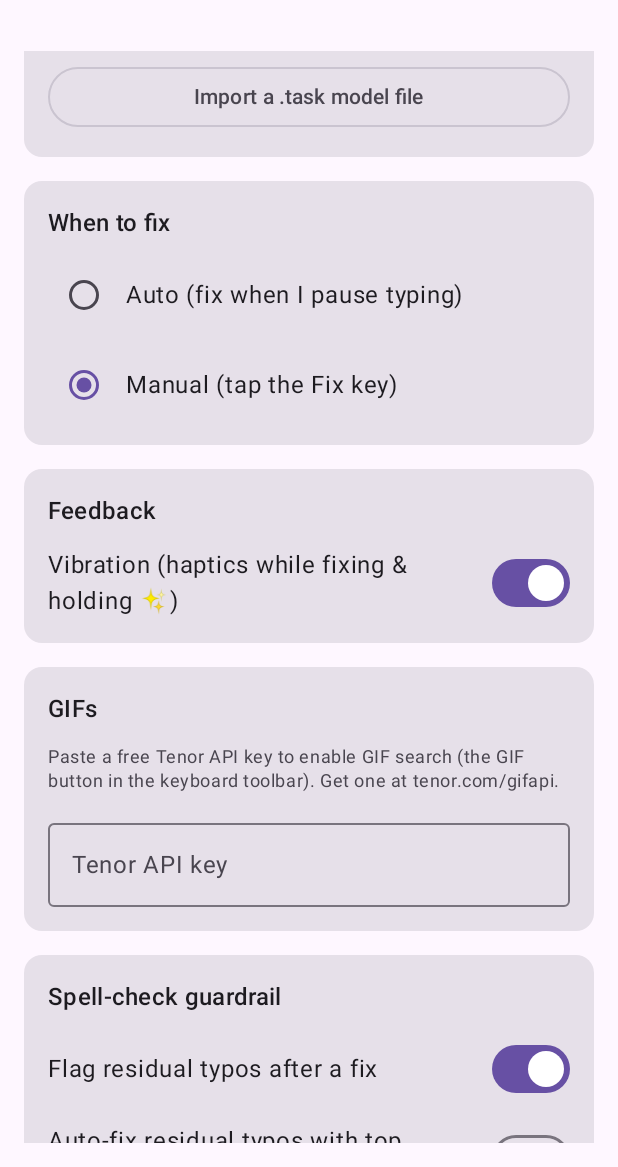
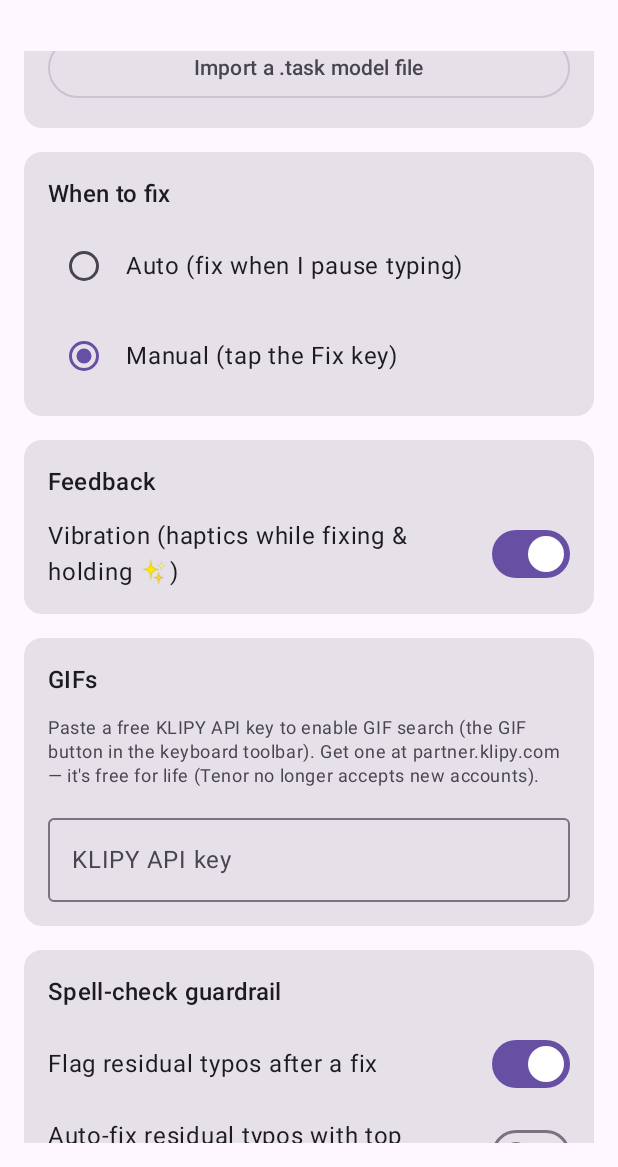
Before and after one commit to dsalehipour/TypeFix, an Android app built with Jetpack Compose: the screen it shows after launch (SettingsActivity), on a phone screen of 412 x 824 dp, the part 69-1236 px from its top. Run offline under Robolectric (Android 15) with nearby library versions, the phone set to English and light mode, and no system bars; pictures from the network do not load.

Commit message:
Switch GIF search from Tenor to KLIPY
Tenor no longer accepts new API accounts. KLIPY is a lifetime-free,
Tenor-compatible GIF API (same v2 endpoints + media_formats response), so
only the base URL and key labels change. Renames the setting to a KLIPY key.

Co-authored-by: Cursor <cursoragent@cursor.com>

```diff
--- a/android/app/src/main/java/com/typefix/keyboard/ime/TypeFixImeService.kt
+++ b/android/app/src/main/java/com/typefix/keyboard/ime/TypeFixImeService.kt
@@ -264,16 +264,16 @@ class TypeFixImeService : InputMethodService(), KeyboardListener {
     }
 
     override fun onGifPanelShown() {
-        val key = settings.snapshot().tenorApiKey
+        val key = settings.snapshot().klipyApiKey
         if (key.isBlank()) {
-            keyboard?.flash("Add a Tenor API key in Settings", orange)
+            keyboard?.flash("Add a free KLIPY key in Settings", orange)
             return
         }
         scope.launch { keyboard?.setGifResults(GifClient.featured(key)) }
     }
 
     override fun onGifSearchQuery(query: String) {
-        val key = settings.snapshot().tenorApiKey
+        val key = settings.snapshot().klipyApiKey
         if (key.isBlank()) return
         scope.launch { keyboard?.setGifResults(GifClient.search(query, key)) }
     }
--- a/android/app/src/main/java/com/typefix/keyboard/settings/AppSettings.kt
+++ b/android/app/src/main/java/com/typefix/keyboard/settings/AppSettings.kt
@@ -32,7 +32,7 @@ class AppSettings private constructor(context: Context) {
         const val PROTECTED_WORDS = "protectedWords"
         const val LOCAL_MODEL_ID = "localModelId"
         const val VIBRATION = "vibrationEnabled"
-        const val TENOR_KEY = "tenorApiKey"
+        const val KLIPY_KEY = "klipyApiKey"
         fun apiKey(provider: Provider) = "apiKey_${provider.id}"
     }
 
@@ -95,10 +95,10 @@ class AppSettings private constructor(context: Context) {
         get() = prefs.getBoolean(Keys.VIBRATION, true)
         set(value) { prefs.edit().putBoolean(Keys.VIBRATION, value).apply(); publish() }
 
-    /** Free Tenor API key, enables GIF search. */
-    var tenorApiKey: String
-        get() = prefs.getString(Keys.TENOR_KEY, "").orEmpty()
-        set(value) { prefs.edit().putString(Keys.TENOR_KEY, value.trim()).apply(); publish() }
+    /** Free KLIPY API key, enables GIF search. */
+    var klipyApiKey: String
+        get() = prefs.getString(Keys.KLIPY_KEY, "").orEmpty()
+        set(value) { prefs.edit().putString(Keys.KLIPY_KEY, value.trim()).apply(); publish() }
 
     var protectedWords: List<String>
         get() = prefs.getString(Keys.PROTECTED_WORDS, "")
@@ -153,7 +153,7 @@ class AppSettings private constructor(context: Context) {
             protectedWords = protectedWords,
             localModelId = localModelId,
             vibrationEnabled = vibrationEnabled,
-            tenorApiKey = tenorApiKey,
+            klipyApiKey = klipyApiKey,
         )
     }
 
@@ -185,5 +185,5 @@ data class SettingsSnapshot(
     val protectedWords: List<String>,
     val localModelId: String,
     val vibrationEnabled: Boolean,
-    val tenorApiKey: String,
+    val klipyApiKey: String,
 )
--- a/android/app/src/main/java/com/typefix/keyboard/ui/SettingsScreen.kt
+++ b/android/app/src/main/java/com/typefix/keyboard/ui/SettingsScreen.kt
@@ -77,7 +77,7 @@ fun SettingsScreen() {
             }
             ModeCard(settings, snapshot.correctionMode, snapshot.autoDelayMs, snapshot.autoMinChars)
             FeedbackCard(settings, snapshot.vibrationEnabled)
-            GifCard(settings, snapshot.tenorApiKey)
+            GifCard(settings, snapshot.klipyApiKey)
             GuardrailCard(settings, snapshot.spellCheckAfterCorrection, snapshot.autoFixResidualTypos)
             ProtectedWordsCard(settings, snapshot.protectedWords)
             Spacer(Modifier.height(24.dp))
@@ -296,18 +296,19 @@ private fun ModeCard(
 }
 
 @Composable
-private fun GifCard(settings: AppSettings, tenorApiKey: String) {
+private fun GifCard(settings: AppSettings, klipyApiKey: String) {
     SectionCard("GIFs") {
         Text(
-            "Paste a free Tenor API key to enable GIF search (the GIF button in " +
-                "the keyboard toolbar). Get one at tenor.com/gifapi.",
+            "Paste a free KLIPY API key to enable GIF search (the GIF button in " +
+                "the keyboard toolbar). Get one at partner.klipy.com — it's free " +
+                "for life (Tenor no longer accepts new accounts).",
             style = MaterialTheme.typography.bodySmall,
             color = MaterialTheme.colorScheme.onSurfaceVariant,
         )
         OutlinedTextField(
-            value = tenorApiKey,
-            onValueChange = { settings.tenorApiKey = it },
-            label = { Text("Tenor API key") },
+            value = klipyApiKey,
+            onValueChange = { settings.klipyApiKey = it },
+            label = { Text("KLIPY API key") },
             singleLine = true,
             modifier = Modifier.fillMaxWidth(),
         )
```
Also changed, not shown: android/app/src/main/java/com/typefix/keyboard/inference/GifClient.kt (+10 -7 lines), 2 other files.
